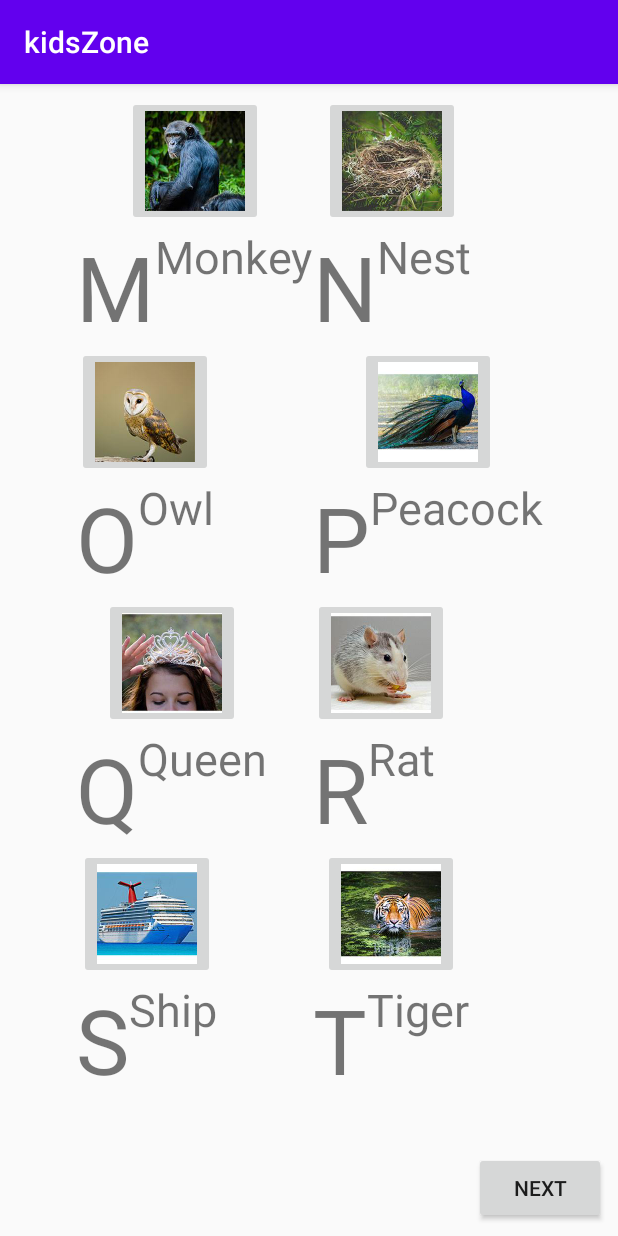
After one commit to dhirender04/kidsZone, an Android app: the ActivityThird screen opened directly, with no data from a screen before it, on a phone screen of 412 x 824 dp. The commit adds this screen. Run offline under Robolectric (Android 15) with nearby library versions, the phone set to English and light mode, and no system bars.

Commit message:
activity third add with java file and xml file sound work properly

```diff
--- a/app/src/main/AndroidManifest.xml
+++ b/app/src/main/AndroidManifest.xml
@@ -9,7 +9,8 @@
         android:roundIcon="@mipmap/ic_launcher_round"
         android:supportsRtl="true"
         android:theme="@style/AppTheme">
-        <activity android:name=".activitysecond" />
+        <activity android:name=".ActivityThird"></activity>
+        <activity android:name=".Activitysecond" />
         <activity android:name=".MainActivity">
             <intent-filter>
                 <action android:name="android.intent.action.MAIN" />
--- /dev/null
+++ b/app/src/main/java/com/example/kidszone/ActivityThird.java
@@ -0,0 +1,195 @@
+package com.example.kidszone;
+
+import androidx.appcompat.app.AppCompatActivity;
+
+import android.media.MediaPlayer;
+import android.os.Bundle;
+import android.view.View;
+import android.widget.Button;
+import android.widget.ImageButton;
+import android.widget.TextView;
+
+public class ActivityThird extends AppCompatActivity implements View.OnClickListener{
+    private ImageButton imgMonkey,imgNest,imgOwl,imgPeacock,imgQueen,imgRat,imgShip,imgTiger;
+    private TextView m,n,o,p,q,r,s,t;
+    private TextView monkeySpell,nestSpell,owlSpell,peacockSpell,queenSpell,ratSpell,shipSpell,tigerSpell;
+    //private Button btnNext3;
+
+    @Override
+    protected void onCreate(Bundle savedInstanceState) {
+        super.onCreate(savedInstanceState);
+        setContentView(R.layout.activity_third);
+
+        //Image id's //
+        imgMonkey=findViewById(R.id.imgMonkey);
+        imgNest=findViewById(R.id.imgNest);
+        imgOwl=findViewById(R.id.imgOwl);
+        imgPeacock=findViewById(R.id.imgPeapock);
+        imgQueen=findViewById(R.id.imgQueen);
+        imgRat=findViewById(R.id.imgRat);
+        imgShip=findViewById(R.id.imgShip);
+        imgTiger=findViewById(R.id.imgTiger);
+
+
+        //Single word id's//
+        m=findViewById(R.id.txtM);
+        n=findViewById(R.id.txtN);
+        o=findViewById(R.id.txtO);
+        p=findViewById(R.id.txtP);
+        q=findViewById(R.id.txtQ);
+        r=findViewById(R.id.txtR);
+        s=findViewById(R.id.txtS);
+        t=findViewById(R.id.txtT);
+
+        //Image Spelling id's//
+        monkeySpell=findViewById(R.id.monkeySpell);
+        nestSpell=findViewById(R.id.nestSpell);
+        owlSpell=findViewById(R.id.owlSpell);
+        peacockSpell=findViewById(R.id.peacockSpell);
+        queenSpell=findViewById(R.id.queenSpell);
+        ratSpell=findViewById(R.id.ratSpell);
+        shipSpell=findViewById(R.id.shipSpell);
+       tigerSpell=findViewById(R.id.tigerSpell);
+
+
+        //Set On Click Listener//
+
+        //Image setOnClickListener//
+        imgMonkey.setOnClickListener(ActivityThird.this);
+        imgNest.setOnClickListener(ActivityThird.this);
+        imgOwl.setOnClickListener(ActivityThird.this);
+        imgPeacock.setOnClickListener(ActivityThird.this);
+        imgQueen.setOnClickListener(ActivityThird.this);
+        imgRat.setOnClickListener(ActivityThird.this);
+        imgShip.setOnClickListener(ActivityThird.this);
+        imgTiger.setOnClickListener(ActivityThird.this);
+
+        //Single Words setOnClickListener//
+        m.setOnClickListener(ActivityThird.this);
+        n.setOnClickListener(ActivityThird.this);
+        o.setOnClickListener(ActivityThird.this);
+        p.setOnClickListener(ActivityThird.this);
+        q.setOnClickListener(ActivityThird.this);
+        r.setOnClickListener(ActivityThird.this);
+        s.setOnClickListener(ActivityThird.this);
+        t.setOnClickListener(ActivityThird.this);
+
+        //Spelling Words setOnClickListener//
+        monkeySpell.setOnClickListener(ActivityThird.this);
+        nestSpell.setOnClickListener(ActivityThird.this);
+        owlSpell.setOnClickListener(ActivityThird.this);
+        peacockSpell.setOnClickListener(ActivityThird.this);
+        queenSpell.setOnClickListener(ActivityThird.this);
+        ratSpell.setOnClickListener(ActivityThird.this);
+        shipSpell.setOnClickListener(ActivityThird.this);
+        tigerSpell.setOnClickListener(ActivityThird.this);
+
+
+
+
+
+    }
+
+    @Override
+    public void onClick(View imgButton2) {
+
+        switch (imgButton2.getId()){
+
+            //Monkey//
+            case R.id.imgMonkey:
+                playSound(imgMonkey.getTag().toString());
+                break;
+            case R.id.txtM:
+                playSound(m.getTag().toString());
+                break;
+            case R.id.monkeySpell:
+                playSound(monkeySpell.getTag().toString());
+                break;
+
+                //Nest//
+            case R.id.imgNest:
+                playSound(imgNest.getTag().toString());
+                break;
+            case R.id.txtN:
+                playSound(n.getTag().toString());
+                break;
+            case R.id.nestSpell:
+                playSound(nestSpell.getTag().toString());
+                break;
+
+
+                //Owl//
+            case R.id.imgOwl:
+                playSound(imgOwl.getTag().toString());
+                break;
+            case R.id.txtO:
+                playSound(o.getTag().toString());
+                break;
+            case R.id.owlSpell:
+                playSound(owlSpell.getTag().toString());
+                break;
+
+                //Peacock//
+            case R.id.imgPeapock:
+                playSound(imgPeacock.getTag().toString());
+                break;
+            case R.id.txtP:
+                playSound(p.getTag().toString());
+                break;
+            case R.id.peacockSpell:
+                playSound(peacockSpell.getTag().toString());
+                break;
+
+                //Queen//
+            case R.id.imgQueen:
+                playSound(imgQueen.getTag().toString());
+                break;
+            case R.id.txtQ:
+                playSound(q.getTag().toString());
+                break;
+            case R.id.queenSpell:
+                playSound(queenSpell.getTag().toString());
+                break;
+
+
+                //Rat//
+            case R.id.imgRat:
+                playSound(imgRat.getTag().toString());
+                break;
+            case R.id.txtR:
+                playSound(r.getTag().toString());
+                break;
+            case R.id.ratSpell:
+                playSound(ratSpell.getTag().toString());
+                break;
+
+                //Ship//
+            case R.id.imgShip:
+                playSound(imgShip.getTag().toString());
+                break;
+            case R.id.txtS:
+                playSound(s.getTag().toString());
+                break;
+            case R.id.shipSpell:
+                playSound(shipSpell.getTag().toString());
+                break;
+
+                //Tiger//
+            case R.id.imgTiger:
+                playSound(imgTiger.getTag().toString());
+                break;
+            case R.id.txtT:
+                playSound(t.getTag().toString());
+                break;
+            case R.id.tigerSpell:
+                playSound(tigerSpell.getTag().toString());
+                break;
+        }
+
+    }
+
+    public void playSound(String thingsName){
+        MediaPlayer mediaPlayer=MediaPlayer.create(this,getResources().getIdentifier(thingsName,"raw",getPackageName()));
+        mediaPlayer.start();
+    }
+}
--- /dev/null
+++ b/app/src/main/res/layout/activity_third.xml
@@ -0,0 +1,330 @@
+<?xml version="1.0" encoding="utf-8"?>
+<androidx.constraintlayout.widget.ConstraintLayout xmlns:android="http://schemas.android.com/apk/res/android"
+    xmlns:app="http://schemas.android.com/apk/res-auto"
+    xmlns:tools="http://schemas.android.com/tools"
+    android:layout_width="match_parent"
+    android:layout_height="match_parent"
+    tools:context=".ActivityThird"
+    android:layout_margin="8dp">
+
+
+    <GridLayout
+        android:id="@+id/gridlayout3"
+        android:columnCount="2"
+        android:rowCount="4"
+        android:layout_width="wrap_content"
+        android:layout_height="match_parent"
+        app:layout_constraintTop_toTopOf="parent"
+        app:layout_constraintLeft_toLeftOf="parent"
+        app:layout_constraintRight_toRightOf="parent"
+        app:layout_constraintBottom_toBottomOf="parent">
+
+    <androidx.constraintlayout.widget.ConstraintLayout
+        android:layout_width="wrap_content"
+        android:layout_height="wrap_content"
+        android:id="@+id/monkeyConstraint">
+        <ImageButton
+            android:layout_width="wrap_content"
+            android:layout_height="wrap_content"
+            android:id="@+id/imgMonkey"
+            android:src="@drawable/monkey"
+            app:layout_constraintRight_toRightOf="parent"
+            app:layout_constraintLeft_toLeftOf="parent"
+            app:layout_constraintTop_toTopOf="parent"
+            android:tag="m"/>
+        <TextView
+            android:layout_width="wrap_content"
+            android:layout_height="wrap_content"
+            android:id="@+id/txtM"
+            android:text="M"
+            android:textSize="60sp"
+            android:tag="m"
+            app:layout_constraintLeft_toLeftOf="parent"
+            app:layout_constraintTop_toBottomOf="@+id/imgMonkey"
+            app:layout_constraintRight_toLeftOf="@+id/monkeySpell"
+            />
+        <TextView
+            android:layout_width="wrap_content"
+            android:layout_height="wrap_content"
+            android:id="@+id/monkeySpell"
+            android:text="Monkey"
+            android:textSize="30sp"
+            android:tag="m"
+            app:layout_constraintTop_toBottomOf="@+id/imgMonkey"
+            app:layout_constraintRight_toLeftOf="parent"
+            app:layout_constraintLeft_toRightOf="@+id/txtM"/>
+
+    </androidx.constraintlayout.widget.ConstraintLayout>
+
+        <androidx.constraintlayout.widget.ConstraintLayout
+            android:layout_width="wrap_content"
+            android:layout_height="wrap_content"
+            android:id="@+id/nestConstraint">
+            <ImageButton
+                android:layout_width="wrap_content"
+                android:layout_height="wrap_content"
+                android:id="@+id/imgNest"
+                android:src="@drawable/nest"
+                app:layout_constraintRight_toRightOf="parent"
+                app:layout_constraintLeft_toLeftOf="parent"
+                app:layout_constraintTop_toTopOf="parent"
+                android:tag="n"/>
+            <TextView
+                android:layout_width="wrap_content"
+                android:layout_height="wrap_content"
+                android:id="@+id/txtN"
+                android:text="N"
+                android:textSize="60sp"
+                android:tag="n"
+                app:layout_constraintLeft_toLeftOf="parent"
+                app:layout_constraintTop_toBottomOf="@+id/imgNest"
+                app:layout_constraintRight_toLeftOf="@+id/nestSpell"
+                />
+            <TextView
+                android:layout_width="wrap_content"
+                android:layout_height="wrap_content"
+                android:id="@+id/nestSpell"
+                android:text="Nest"
+                android:textSize="30sp"
+                android:tag="n"
+                app:layout_constraintTop_toBottomOf="@+id/imgNest"
+                app:layout_constraintRight_toLeftOf="parent"
+                app:layout_constraintLeft_toRightOf="@+id/txtN"/>
+
+        </androidx.constraintlayout.widget.ConstraintLayout>
+
+        <androidx.constraintlayout.widget.ConstraintLayout
+            android:layout_width="wrap_content"
+            android:layout_height="wrap_content"
+            android:id="@+id/owlConstraint">
+            <ImageButton
+                android:layout_width="wrap_content"
+                android:layout_height="wrap_content"
+                android:id="@+id/imgOwl"
+                android:src="@drawable/owl"
+                app:layout_constraintRight_toRightOf="parent"
+                app:layout_constraintLeft_toLeftOf="parent"
+                app:layout_constraintTop_toTopOf="parent"
+                android:tag="o"/>
+            <TextView
+                android:layout_width="wrap_content"
+                android:layout_height="wrap_content"
+                android:id="@+id/txtO"
+                android:text="O"
+                android:textSize="60sp"
+                android:tag="o"
+                app:layout_constraintLeft_toLeftOf="parent"
+                app:layout_constraintTop_toBottomOf="@+id/imgOwl"
+                app:layout_constraintRight_toLeftOf="@+id/owlSpell"
+                />
+            <TextView
+                android:layout_width="wrap_content"
+                android:layout_height="wrap_content"
+                android:id="@+id/owlSpell"
+                android:text="Owl"
+                android:textSize="30sp"
+                android:tag="o"
+                app:layout_constraintTop_toBottomOf="@+id/imgOwl"
+                app:layout_constraintRight_toLeftOf="parent"
+                app:layout_constraintLeft_toRightOf="@+id/txtO"/>
+
+        </androidx.constraintlayout.widget.ConstraintLayout>
+
+        <androidx.constraintlayout.widget.ConstraintLayout
+            android:layout_width="wrap_content"
+            android:layout_height="wrap_content"
+            android:id="@+id/peacockConstraint">
+            <ImageButton
+                android:layout_width="wrap_content"
+                android:layout_height="wrap_content"
+                android:id="@+id/imgPeapock"
+                android:src="@drawable/peacock"
+                app:layout_constraintRight_toRightOf="parent"
+                app:layout_constraintLeft_toLeftOf="parent"
+                app:layout_constraintTop_toTopOf="parent"
+                android:tag="p"/>
+            <TextView
+                android:layout_width="wrap_content"
+                android:layout_height="wrap_content"
+                android:id="@+id/txtP"
+                android:text="P"
+                android:textSize="60sp"
+                android:tag="p"
+                app:layout_constraintLeft_toLeftOf="parent"
+                app:layout_constraintTop_toBottomOf="@+id/imgPeapock"
+                app:layout_constraintRight_toLeftOf="@+id/peacockSpell"
+                />
+            <TextView
+                android:layout_width="wrap_content"
+                android:layout_height="wrap_content"
+                android:id="@+id/peacockSpell"
+                android:text="Peacock"
+                android:textSize="30sp"
+                android:tag="p"
+                app:layout_constraintTop_toBottomOf="@+id/imgPeapock"
+                app:layout_constraintRight_toLeftOf="parent"
+                app:layout_constraintLeft_toRightOf="@+id/txtP"/>
+
+        </androidx.constraintlayout.widget.ConstraintLayout>
+
+        <androidx.constraintlayout.widget.ConstraintLayout
+            android:layout_width="wrap_content"
+            android:layout_height="wrap_content"
+            android:id="@+id/queenConstraint">
+            <ImageButton
+                android:layout_width="wrap_content"
+                android:layout_height="wrap_content"
+                android:id="@+id/imgQueen"
+                android:src="@drawable/queen"
+                app:layout_constraintRight_toRightOf="parent"
+                app:layout_constraintLeft_toLeftOf="parent"
+                app:layout_constraintTop_toTopOf="parent"
+                android:tag="q"/>
+            <TextView
+                android:layout_width="wrap_content"
+                android:layout_height="wrap_content"
+                android:id="@+id/txtQ"
+                android:text="Q"
+                android:textSize="60sp"
+                android:tag="q"
+                app:layout_constraintLeft_toLeftOf="parent"
+                app:layout_constraintTop_toBottomOf="@+id/imgQueen"
+                app:layout_constraintRight_toLeftOf="@+id/queenSpell"
+                />
+            <TextView
+                android:layout_width="wrap_content"
+                android:layout_height="wrap_content"
+                android:id="@+id/queenSpell"
+                android:text="Queen"
+                android:textSize="30sp"
+                android:tag="q"
+                app:layout_constraintTop_toBottomOf="@+id/imgQueen"
+                app:layout_constraintRight_toLeftOf="parent"
+                app:layout_constraintLeft_toRightOf="@+id/txtQ"/>
+
+        </androidx.constraintlayout.widget.ConstraintLayout>
+
+        <androidx.constraintlayout.widget.ConstraintLayout
+            android:layout_width="wrap_content"
+            android:layout_height="wrap_content"
+            android:id="@+id/ratConstraint">
+            <ImageButton
+                android:layout_width="wrap_content"
+                android:layout_height="wrap_content"
+                android:id="@+id/imgRat"
+                android:src="@drawable/rat"
+                app:layout_constraintRight_toRightOf="parent"
+                app:layout_constraintLeft_toLeftOf="parent"
+                app:layout_constraintTop_toTopOf="parent"
+                android:tag="r"/>
+            <TextView
+                android:layout_width="wrap_content"
+                android:layout_height="wrap_content"
+                android:id="@+id/txtR"
+                android:text="R"
+                android:textSize="60sp"
+                android:tag="r"
+                app:layout_constraintLeft_toLeftOf="parent"
+                app:layout_constraintTop_toBottomOf="@+id/imgRat"
+                app:layout_constraintRight_toLeftOf="@+id/ratSpell"
+                />
+            <TextView
+                android:layout_width="wrap_content"
+                android:layout_height="wrap_content"
+                android:id="@+id/ratSpell"
+                android:text="Rat"
+                android:textSize="30sp"
+                android:tag="r"
+                app:layout_constraintTop_toBottomOf="@+id/imgRat"
+                app:layout_constraintRight_toLeftOf="parent"
+                app:layout_constraintLeft_toRightOf="@+id/txtR"/>
+
+        </androidx.constraintlayout.widget.ConstraintLayout>
+
+        <androidx.constraintlayout.widget.ConstraintLayout
+            android:layout_width="wrap_content"
+            android:layout_height="wrap_content"
+            android:id="@+id/snakeConstraint">
+            <ImageButton
+                android:layout_width="wrap_content"
+                android:layout_height="wrap_content"
+                android:id="@+id/imgShip"
+                android:src="@drawable/ship"
+                app:layout_constraintRight_toRightOf="parent"
+                app:layout_constraintLeft_toLeftOf="parent"
+                app:layout_constraintTop_toTopOf="parent"
+                android:tag="s"/>
+            <TextView
+                android:layout_width="wrap_content"
+                android:layout_height="wrap_content"
+                android:id="@+id/txtS"
+                android:text="S"
+                android:textSize="60sp"
+                android:tag="s"
+                app:layout_constraintLeft_toLeftOf="parent"
+                app:layout_constraintTop_toBottomOf="@+id/imgShip"
+                app:layout_constraintRight_toLeftOf="@+id/shipSpell"
+                />
+            <TextView
+                android:layout_width="wrap_content"
+                android:layout_height="wrap_content"
+                android:id="@+id/shipSpell"
+                android:text="Ship"
+                android:textSize="30sp"
+                android:tag="s"
+                app:layout_constraintTop_toBottomOf="@+id/imgShip"
+                app:layout_constraintRight_toLeftOf="parent"
+                app:layout_constraintLeft_toRightOf="@+id/txtS"/>
+
+        </androidx.constraintlayout.widget.ConstraintLayout>
+
+        <androidx.constraintlayout.widget.ConstraintLayout
+            android:layout_width="wrap_content"
+            android:layout_height="wrap_content"
+            android:id="@+id/tigerConstraint">
+            <ImageButton
+                android:layout_width="wrap_content"
+                android:layout_height="wrap_content"
+                android:id="@+id/imgTiger"
+                android:src="@drawable/tiger"
+                app:layout_constraintRight_toRightOf="parent"
+                app:layout_constraintLeft_toLeftOf="parent"
+                app:layout_constraintTop_toTopOf="parent"
+                android:tag="t"/>
+            <TextView
+                android:layout_width="wrap_content"
+                android:layout_height="wrap_content"
+                android:id="@+id/txtT"
+                android:text="T"
+                android:textSize="60sp"
+                android:tag="t"
+                app:layout_constraintLeft_toLeftOf="parent"
+                app:layout_constraintTop_toBottomOf="@+id/imgTiger"
+                app:layout_constraintRight_toLeftOf="@+id/tigerSpell"
+                />
+            <TextView
+                android:layout_width="wrap_content"
+                android:layout_height="wrap_content"
+                android:id="@+id/tigerSpell"
+                android:text="Tiger"
+                android:textSize="30sp"
+                android:tag="t"
+                app:layout_constraintTop_toBottomOf="@+id/imgTiger"
+                app:layout_constraintRight_toLeftOf="parent"
+                app:layout_constraintLeft_toRightOf="@+id/txtT"/>
+
+        </androidx.constraintlayout.widget.ConstraintLayout>
+
+
+
+
+
+    </GridLayout>
+    <Button
+        android:layout_width="wrap_content"
+        android:layout_height="wrap_content"
+        android:text="Next"
+        app:layout_constraintRight_toRightOf="parent"
+        app:layout_constraintBottom_toBottomOf="parent"/>
+
+</androidx.constraintlayout.widget.ConstraintLayout>
```
Also changed, not shown: app/src/main/java/com/example/kidszone/Activitysecond.java (added, +170 -0 lines), app/src/main/java/com/example/kidszone/MainActivity.java (+1 -6 lines), app/src/main/java/com/example/kidszone/activitysecond.java (deleted, +0 -14 lines), app/src/main/res/layout/activity_activitysecond.xml (+6 -5 lines), app/src/main/res/layout/activity_activitythird.xml (deleted, +0 -9 lines).
